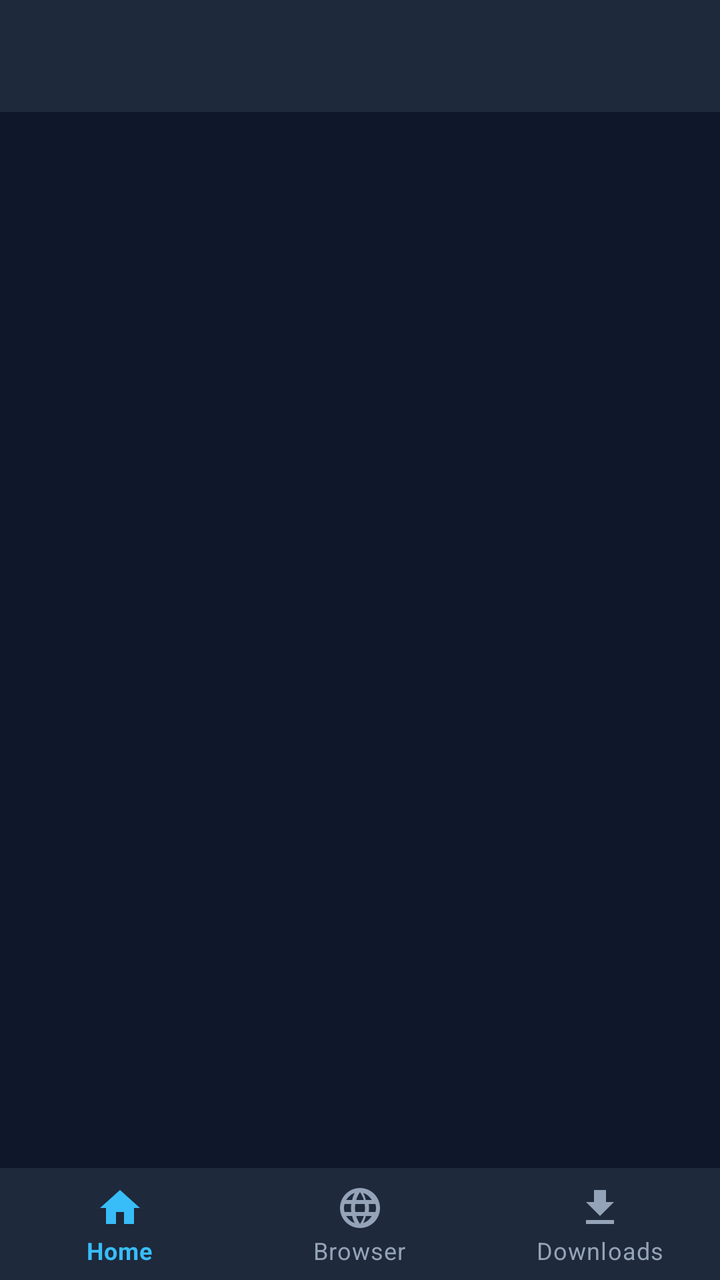
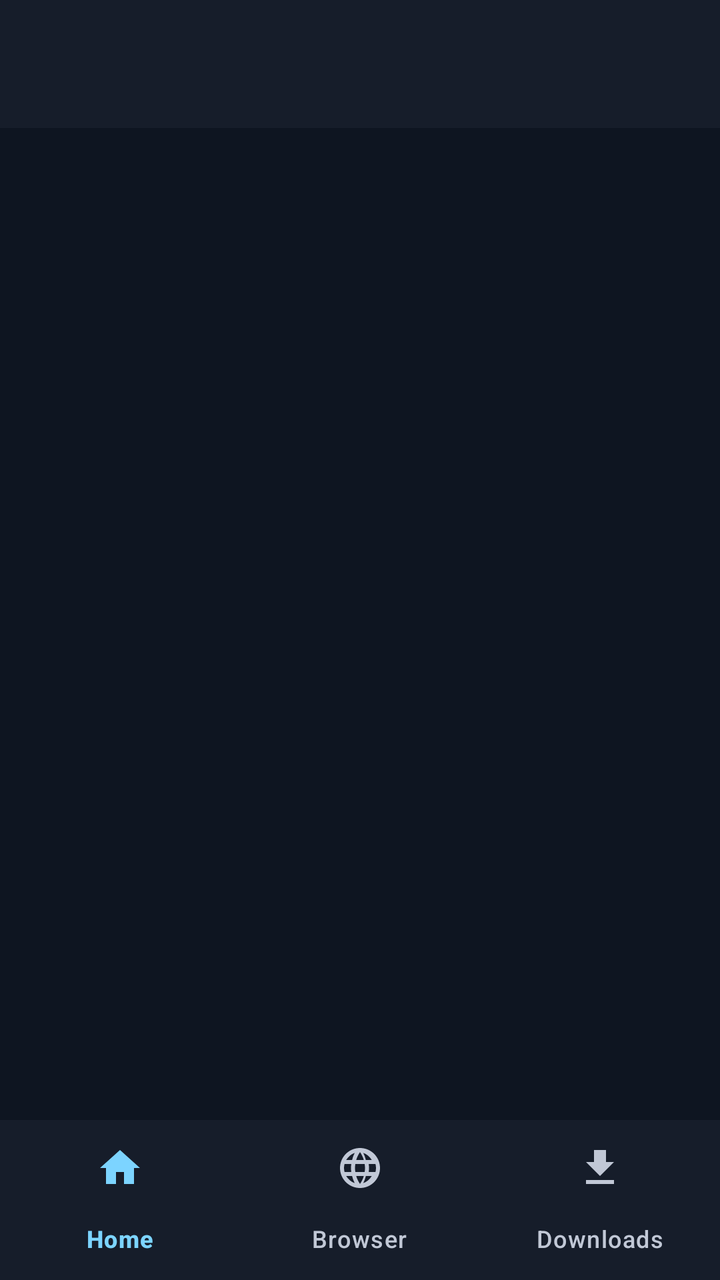

Screens rendered from an Android XML layout before and after an edit, with the pre-edit source and the edit as a unified diff.
<!-- AndroidManifest.xml: application theme Theme.Xmd -->
<!-- res/layout/activity_main.xml -->
<?xml version="1.0" encoding="utf-8"?>
<LinearLayout xmlns:android="http://schemas.android.com/apk/res/android"
    xmlns:app="http://schemas.android.com/apk/res-auto"
    android:layout_width="match_parent"
    android:layout_height="match_parent"
    android:orientation="vertical"
    android:background="@color/ff_bg">

    <androidx.appcompat.widget.Toolbar
        android:id="@+id/toolbar"
        android:layout_width="match_parent"
        android:layout_height="?attr/actionBarSize"
        android:background="@color/ff_surface"
        app:titleTextColor="@color/ff_text" />

    <FrameLayout
        android:id="@+id/fragmentContainer"
        android:layout_width="match_parent"
        android:layout_height="0dp"
        android:layout_weight="1" />

    <com.google.android.material.bottomnavigation.BottomNavigationView
        android:id="@+id/bottomNav"
        android:layout_width="match_parent"
        android:layout_height="wrap_content"
        android:background="@color/ff_surface"
        app:menu="@menu/bottom_nav_menu"
        app:itemIconTint="@color/bottom_nav_colors"
        app:itemTextColor="@color/bottom_nav_colors"
        app:labelVisibilityMode="labeled"
        app:elevation="8dp" />

</LinearLayout>
<!-- resources referenced by this layout -->
<resources>
  <color name="ff_bg">#0F172A</color>
  <color name="ff_surface">#1E293B</color>
  <color name="ff_text">#F1F5F9</color>
  <style name="Theme.Xmd" parent="Theme.MaterialComponents.DayNight.NoActionBar">
          <item name="colorPrimary">@color/ff_accent</item>
          <item name="colorPrimaryDark">@color/ff_bg</item>
          <item name="colorAccent">@color/ff_accent</item>
          <item name="android:windowBackground">@color/ff_bg</item>
          <item name="android:statusBarColor">@color/ff_bg</item>
      </style>
  <color name="ff_accent">#38BDF8</color>
</resources>

<!-- the commit's change to res/layout/activity_main.xml (unified diff, before → after) -->
@@ -4,14 +4,13 @@
     android:layout_width="match_parent"
     android:layout_height="match_parent"
     android:orientation="vertical"
-    android:background="@color/ff_bg">
+    android:background="@color/m3_background">
 
     <androidx.appcompat.widget.Toolbar
         android:id="@+id/toolbar"
+        style="@style/Widget.Xmd.Toolbar"
         android:layout_width="match_parent"
-        android:layout_height="?attr/actionBarSize"
-        android:background="@color/ff_surface"
-        app:titleTextColor="@color/ff_text" />
+        android:layout_height="?attr/actionBarSize" />
 
     <FrameLayout
         android:id="@+id/fragmentContainer"
@@ -21,13 +20,11 @@
 
     <com.google.android.material.bottomnavigation.BottomNavigationView
         android:id="@+id/bottomNav"
+        style="@style/Widget.Xmd.BottomNavigationView"
         android:layout_width="match_parent"
         android:layout_height="wrap_content"
-        android:background="@color/ff_surface"
         app:menu="@menu/bottom_nav_menu"
-        app:itemIconTint="@color/bottom_nav_colors"
-        app:itemTextColor="@color/bottom_nav_colors"
         app:labelVisibilityMode="labeled"
-        app:elevation="8dp" />
+        app:elevation="0dp" />
 
 </LinearLayout>
<!-- resource entries referenced after the edit -->
@@ -1,15 +1,220 @@
 <!-- resources referenced by this layout -->
 <resources>
-  <color name="ff_bg">#0F172A</color>
-  <color name="ff_surface">#1E293B</color>
-  <color name="ff_text">#F1F5F9</color>
-  <style name="Theme.Xmd" parent="Theme.MaterialComponents.DayNight.NoActionBar">
-          <item name="colorPrimary">@color/ff_accent</item>
-          <item name="colorPrimaryDark">@color/ff_bg</item>
-          <item name="colorAccent">@color/ff_accent</item>
-          <item name="android:windowBackground">@color/ff_bg</item>
-          <item name="android:statusBarColor">@color/ff_bg</item>
-      </style>
-  <color name="ff_accent">#38BDF8</color>
+  <color name="m3_background">#0E1521</color>
+  <style name="Widget.Xmd.BottomNavigationView" parent="Widget.Material3.BottomNavigationView">
+          <item name="android:background">@color/m3_surface_container_low</item>
+          <item name="itemIconTint">@color/bottom_nav_colors</item>
+          <item name="itemTextColor">@color/bottom_nav_colors</item>
+          <item name="itemActiveIndicatorStyle">@style/Widget.Xmd.BottomNavigationView.ActiveIndicator</item>
+          <item name="elevation">0dp</item>
+      </style>
+  <style name="Widget.Xmd.Toolbar" parent="Widget.Material3.Toolbar">
+          <item name="android:background">@color/m3_surface_container_low</item>
+          <item name="titleTextColor">@color/m3_on_surface</item>
+          <item name="titleTextAppearance">@style/TextAppearance.Xmd.TitleLarge</item>
+      </style>
+  <style name="Theme.Xmd" parent="Theme.Material3.Dark.NoActionBar">
+          
+          <item name="colorPrimary">@color/m3_primary</item>
+          <item name="colorOnPrimary">@color/m3_on_primary</item>
+          <item name="colorPrimaryContainer">@color/m3_primary_container</item>
+          <item name="colorOnPrimaryContainer">@color/m3_on_primary_container</item>
+  
+          <item name="colorSecondary">@color/m3_secondary</item>
+          <item name="colorOnSecondary">@color/m3_on_secondary</item>
+          <item name="colorSecondaryContainer">@color/m3_secondary_container</item>
+          <item name="colorOnSecondaryContainer">@color/m3_on_secondary_container</item>
+  
+          <item name="colorTertiary">@color/m3_tertiary</item>
+          <item name="colorOnTertiary">@color/m3_on_tertiary</item>
+          <item name="colorTertiaryContainer">@color/m3_tertiary_container</item>
+          <item name="colorOnTertiaryContainer">@color/m3_on_tertiary_container</item>
+  
+          <item name="colorError">@color/m3_error</item>
+          <item name="colorOnError">@color/m3_on_error</item>
+          <item name="colorErrorContainer">@color/m3_error_container</item>
+          <item name="colorOnErrorContainer">@color/m3_on_error_container</item>
+  
+          <item name="android:colorBackground">@color/m3_background</item>
+          <item name="colorOnBackground">@color/m3_on_background</item>
+          <item name="colorSurface">@color/m3_surface</item>
+          <item name="colorOnSurface">@color/m3_on_surface</item>
+          <item name="colorSurfaceDim">@color/m3_surface_dim</item>
+          <item name="colorSurfaceBright">@color/m3_surface_bright</item>
+          <item name="colorSurfaceContainerLowest">@color/m3_surface_container_lowest</item>
+          <item name="colorSurfaceContainerLow">@color/m3_surface_container_low</item>
+          <item name="colorSurfaceContainer">@color/m3_surface_container</item>
+          <item name="colorSurfaceContainerHigh">@color/m3_surface_container_high</item>
+          <item name="colorSurfaceContainerHighest">@color/m3_surface_container_highest</item>
+          <item name="colorOnSurfaceVariant">@color/m3_on_surface_variant</item>
+          <item name="colorOutline">@color/m3_outline</item>
+          <item name="colorOutlineVariant">@color/m3_outline_variant</item>
+  
+          <item name="colorSurfaceVariant">@color/m3_surface_container_high</item>
+          <item name="colorSurfaceInverse">@color/m3_inverse_surface</item>
+          <item name="colorOnSurfaceInverse">@color/m3_inverse_on_surface</item>
+          <item name="colorPrimaryInverse">@color/m3_inverse_primary</item>
+  
+          
+          <item name="colorPrimaryDark">@color/m3_background</item>
+          <item name="colorAccent">@color/m3_primary</item>
+          <item name="android:windowBackground">@color/m3_background</item>
+          <item name="android:statusBarColor">@color/m3_background</item>
+          <item name="android:navigationBarColor">@color/m3_background</item>
+          <item name="android:windowLightStatusBar">false</item>
+  
+          
+          <item name="shapeAppearanceCornerExtraSmall">@style/ShapeAppearance.Xmd.ExtraSmall</item>
+          <item name="shapeAppearanceCornerSmall">@style/ShapeAppearance.Xmd.Small</item>
+          <item name="shapeAppearanceCornerMedium">@style/ShapeAppearance.Xmd.Medium</item>
+          <item name="shapeAppearanceCornerLarge">@style/ShapeAppearance.Xmd.Large</item>
+          <item name="shapeAppearanceCornerExtraLarge">@style/ShapeAppearance.Xmd.ExtraLarge</item>
+  
+          
+          <item name="textAppearanceTitleLarge">@style/TextAppearance.Xmd.TitleLarge</item>
+          <item name="textAppearanceTitleMedium">@style/TextAppearance.Xmd.TitleMedium</item>
+          <item name="textAppearanceLabelLarge">@style/TextAppearance.Xmd.LabelLarge</item>
+  
+          
+          <item name="materialButtonStyle">@style/Widget.Xmd.Button</item>
+          <item name="materialButtonOutlinedStyle">@style/Widget.Xmd.Button.Outlined</item>
+          <item name="borderlessButtonStyle">@style/Widget.Xmd.Button.Text</item>
+          <item name="materialCardViewStyle">@style/Widget.Xmd.CardView</item>
+          <item name="chipStyle">@style/Widget.Xmd.Chip</item>
+          <item name="bottomNavigationStyle">@style/Widget.Xmd.BottomNavigationView</item>
+          <item name="floatingActionButtonStyle">@style/Widget.Xmd.FloatingActionButton</item>
+          <item name="toolbarStyle">@style/Widget.Xmd.Toolbar</item>
+          <item name="materialAlertDialogTheme">@style/ThemeOverlay.Xmd.AlertDialog</item>
+          <item name="textInputStyle">@style/Widget.Xmd.TextInputLayout</item>
+          <item name="linearProgressIndicatorStyle">@style/Widget.Xmd.ProgressIndicator</item>
+          <item name="switchStyle">@style/Widget.Xmd.Switch</item>
+          <item name="materialSwitchStyle">@style/Widget.Xmd.Switch</item>
+      </style>
+  <color name="m3_surface_container_low">#161D2A</color>
+  <style name="Widget.Xmd.BottomNavigationView.ActiveIndicator" parent="Widget.Material3.BottomNavigationView.ActiveIndicator">
+          <item name="android:color">@color/m3_primary_container</item>
+          <item name="shapeAppearance">@style/ShapeAppearance.Xmd.Full</item>
+      </style>
+  <color name="m3_on_surface">#E1E2E8</color>
+  <style name="TextAppearance.Xmd.TitleLarge" parent="TextAppearance.Material3.TitleLarge">
+          <item name="fontFamily">sans-serif-medium</item>
+          <item name="android:fontFamily">sans-serif-medium</item>
+          <item name="android:letterSpacing">0.0</item>
+      </style>
+  <color name="m3_primary">#7CD4FF</color>
+  <color name="m3_on_primary">#00344A</color>
+  <color name="m3_primary_container">#00496A</color>
+  <color name="m3_on_primary_container">#C7E7FF</color>
+  <color name="m3_secondary">#B7CAD6</color>
+  <color name="m3_on_secondary">#22323C</color>
+  <color name="m3_secondary_container">#3A4953</color>
+  <color name="m3_on_secondary_container">#D3E5F2</color>
+  <color name="m3_tertiary">#FFB4A0</color>
+  <color name="m3_on_tertiary">#5C1900</color>
+  <color name="m3_tertiary_container">#7D2C0F</color>
+  <color name="m3_on_tertiary_container">#FFDBCF</color>
+  <color name="m3_error">#FFB4AB</color>
+  <color name="m3_on_error">#690005</color>
+  <color name="m3_error_container">#93000A</color>
+  <color name="m3_on_error_container">#FFDAD6</color>
+  <color name="m3_on_background">#E1E2E8</color>
+  <color name="m3_surface">#0E1521</color>
+  <color name="m3_surface_dim">#0E1521</color>
+  <color name="m3_surface_bright">#343B47</color>
+  <color name="m3_surface_container_lowest">#090E17</color>
+  <color name="m3_surface_container">#1A2230</color>
+  <color name="m3_surface_container_high">#25303F</color>
+  <color name="m3_surface_container_highest">#303B4A</color>
+  <color name="m3_on_surface_variant">#C1C8D6</color>
+  <color name="m3_outline">#8B93A3</color>
+  <color name="m3_outline_variant">#414A5A</color>
+  <color name="m3_inverse_surface">#E1E2E8</color>
+  <color name="m3_inverse_on_surface">#1A2230</color>
+  <color name="m3_inverse_primary">#00658F</color>
+  <style name="ShapeAppearance.Xmd.ExtraSmall" parent="ShapeAppearance.Material3.Corner.ExtraSmall">
+          <item name="cornerFamily">rounded</item>
+          <item name="cornerSize">10dp</item>
+      </style>
+  <style name="ShapeAppearance.Xmd.Small" parent="ShapeAppearance.Material3.Corner.Small">
+          <item name="cornerFamily">rounded</item>
+          <item name="cornerSize">14dp</item>
+      </style>
+  <style name="ShapeAppearance.Xmd.Medium" parent="ShapeAppearance.Material3.Corner.Medium">
+          <item name="cornerFamily">rounded</item>
+          <item name="cornerSize">20dp</item>
+      </style>
+  <style name="ShapeAppearance.Xmd.Large" parent="ShapeAppearance.Material3.Corner.Large">
+          <item name="cornerFamily">rounded</item>
+          <item name="cornerSize">28dp</item>
+      </style>
+  <style name="ShapeAppearance.Xmd.ExtraLarge" parent="ShapeAppearance.Material3.Corner.ExtraLarge">
+          <item name="cornerFamily">rounded</item>
+          <item name="cornerSize">36dp</item>
+      </style>
+  <style name="TextAppearance.Xmd.TitleMedium" parent="TextAppearance.Material3.TitleMedium">
+          <item name="fontFamily">sans-serif-medium</item>
+          <item name="android:fontFamily">sans-serif-medium</item>
+      </style>
+  <style name="TextAppearance.Xmd.LabelLarge" parent="TextAppearance.Material3.LabelLarge">
+          <item name="fontFamily">sans-serif-medium</item>
+          <item name="android:fontFamily">sans-serif-medium</item>
+          <item name="android:letterSpacing">0.02</item>
+      </style>
+  <style name="Widget.Xmd.Button" parent="Widget.Material3.Button">
+          <item name="shapeAppearance">@style/ShapeAppearance.Xmd.Full</item>
+          <item name="android:textAllCaps">false</item>
+          <item name="android:paddingStart">24dp</item>
+          <item name="android:paddingEnd">24dp</item>
+          <item name="android:letterSpacing">0.0</item>
+      </style>
+  <style name="Widget.Xmd.Button.Outlined" parent="Widget.Material3.Button.OutlinedButton">
+          <item name="shapeAppearance">@style/ShapeAppearance.Xmd.Full</item>
+          <item name="android:textAllCaps">false</item>
+          <item name="strokeColor">@color/m3_outline</item>
+          <item name="strokeWidth">1dp</item>
+      </style>
+  <style name="Widget.Xmd.Button.Text" parent="Widget.Material3.Button.TextButton">
+          <item name="shapeAppearance">@style/ShapeAppearance.Xmd.Full</item>
+          <item name="android:textAllCaps">false</item>
+      </style>
+  <style name="Widget.Xmd.CardView" parent="Widget.Material3.CardView.Outlined">
+          <item name="shapeAppearance">@style/ShapeAppearance.Xmd.Medium</item>
+          <item name="cardBackgroundColor">@color/m3_surface_container</item>
+          <item name="strokeColor">@color/m3_outline_variant</item>
+          <item name="strokeWidth">1dp</item>
+          <item name="cardElevation">0dp</item>
+      </style>
+  <style name="Widget.Xmd.Chip" parent="Widget.Material3.Chip.Assist">
+          <item name="shapeAppearance">@style/ShapeAppearance.Xmd.Full</item>
+          <item name="chipBackgroundColor">@color/m3_secondary_container</item>
+          <item name="android:textColor">@color/m3_on_secondary_container</item>
+      </style>
+  <style name="Widget.Xmd.FloatingActionButton" parent="Widget.Material3.FloatingActionButton.Primary">
+          <item name="shapeAppearance">@style/ShapeAppearance.Xmd.Large</item>
+          <item name="backgroundTint">@color/m3_primary_container</item>
+          <item name="tint">@color/m3_on_primary_container</item>
+      </style>
+  <style name="ThemeOverlay.Xmd.AlertDialog" parent="ThemeOverlay.Material3.MaterialAlertDialog">
+          <item name="shapeAppearanceOverlay">@style/ShapeAppearance.Xmd.Large</item>
+          <item name="colorSurfaceContainerHigh">@color/m3_surface_container_high</item>
+      </style>
+  <style name="Widget.Xmd.TextInputLayout" parent="Widget.Material3.TextInputLayout.OutlinedBox">
+          <item name="shapeAppearance">@style/ShapeAppearance.Xmd.Medium</item>
+          <item name="boxStrokeColor">@color/m3_outline</item>
+          <item name="hintTextColor">@color/m3_on_surface_variant</item>
+      </style>
+  <style name="Widget.Xmd.ProgressIndicator" parent="Widget.Material3.LinearProgressIndicator">
+          <item name="trackColor">@color/m3_surface_container_high</item>
+          <item name="indicatorColor">@color/m3_primary</item>
+          <item name="trackCornerRadius">8dp</item>
+      </style>
+  <style name="Widget.Xmd.Switch" parent="Widget.Material3.CompoundButton.MaterialSwitch">
+          <item name="thumbTint">@color/m3_on_primary</item>
+          <item name="trackTint">@color/m3_primary</item>
+      </style>
+  <style name="ShapeAppearance.Xmd.Full" parent="ShapeAppearance.Material3.Corner.Full">
+          <item name="cornerFamily">rounded</item>
+          <item name="cornerSize">50%</item>
+      </style>
 </resources>
 
